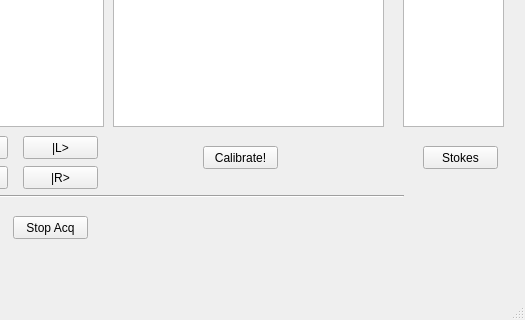
The window that untitled2.ui (ave91/untitled2) describes before a commit, drawn with Qt 5; both pictures show x 397 to 922 and y 101 to 421 of the 922 by 421 pixel window.
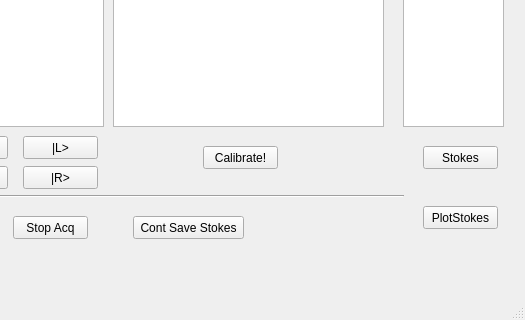
The same window after the commit.

```diff
--- a/untitled2.ui
+++ b/untitled2.ui
@@ -468,6 +468,32 @@
      <string>Stop Acq</string>
     </property>
    </widget>
+   <widget class="QPushButton" name="plotStokesButton">
+    <property name="geometry">
+     <rect>
+      <x>820</x>
+      <y>290</y>
+      <width>75</width>
+      <height>23</height>
+     </rect>
+    </property>
+    <property name="text">
+     <string>PlotStokes</string>
+    </property>
+   </widget>
+   <widget class="QPushButton" name="contStokesaveButton">
+    <property name="geometry">
+     <rect>
+      <x>530</x>
+      <y>300</y>
+      <width>111</width>
+      <height>23</height>
+     </rect>
+    </property>
+    <property name="text">
+     <string>Cont Save Stokes</string>
+    </property>
+   </widget>
   </widget>
   <widget class="QMenuBar" name="menuBar">
    <property name="geometry">
```
